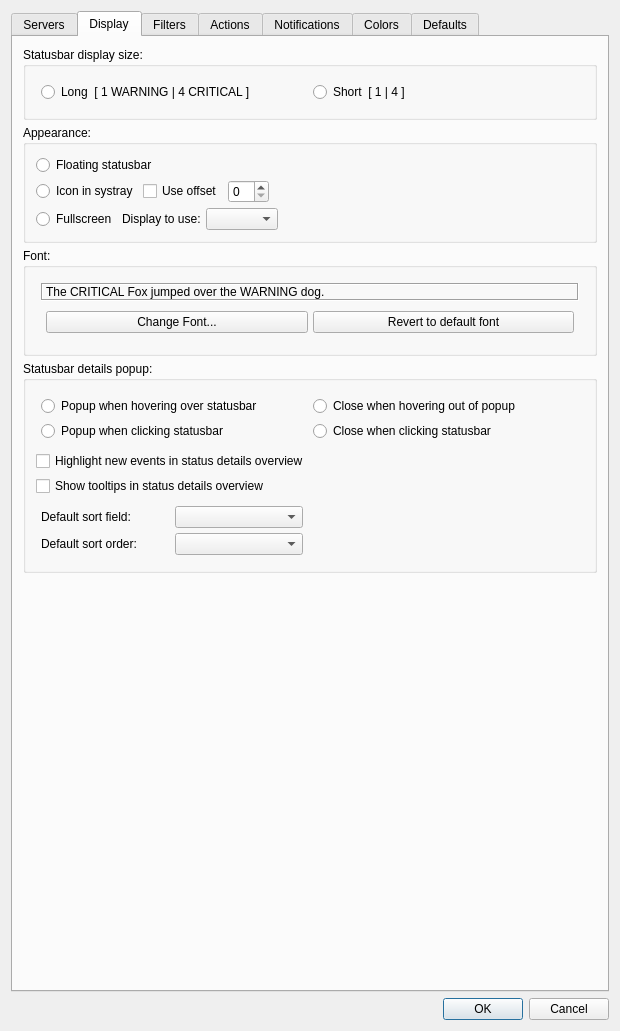
Before: the Qt Designer form Nagstamon/QUI/settings_main.ui in HenriWahl/Nagstamon, drawn with Qt 5.
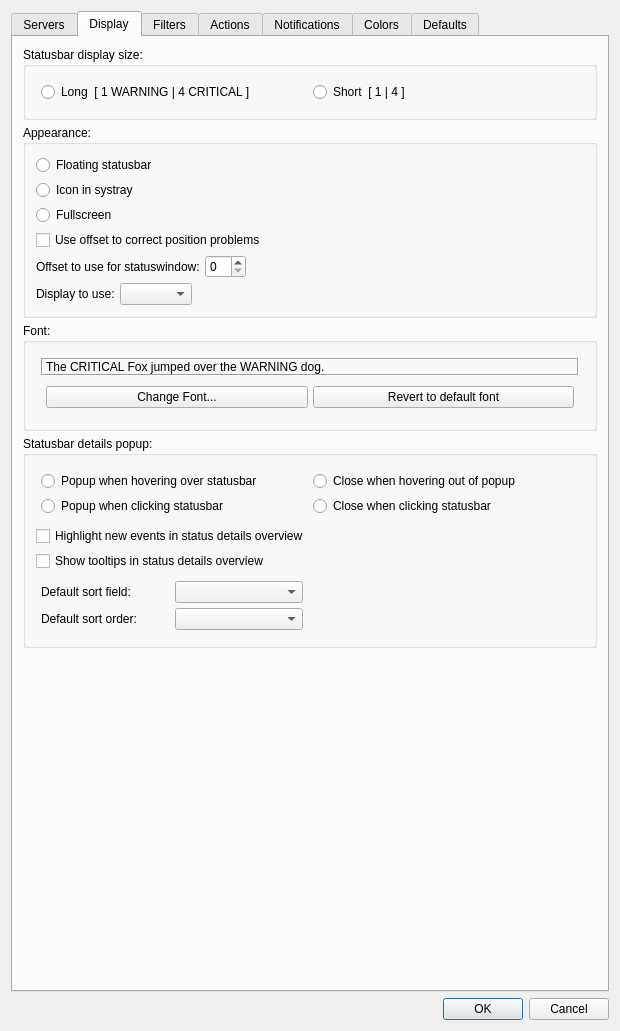
After: the same form once the commit is applied. The open tabs and pages were chosen to show the change.

Commit message: adjusting usage of offset for statuswindow

Patch:
```diff
--- a/Nagstamon/QUI/settings_main.ui
+++ b/Nagstamon/QUI/settings_main.ui
@@ -569,6 +569,33 @@
           <property name="spacing">
            <number>5</number>
           </property>
+          <item row="7" column="0">
+           <layout class="QHBoxLayout" name="horizontalLayout_16">
+            <item>
+             <widget class="QLabel" name="label_fullscreen_display">
+              <property name="text">
+               <string>Display to use:</string>
+              </property>
+             </widget>
+            </item>
+            <item>
+             <widget class="QComboBox" name="input_combobox_fullscreen_display"/>
+            </item>
+            <item>
+             <spacer name="horizontalSpacer_8">
+              <property name="orientation">
+               <enum>Qt::Horizontal</enum>
+              </property>
+              <property name="sizeHint" stdset="0">
+               <size>
+                <width>40</width>
+                <height>20</height>
+               </size>
+              </property>
+             </spacer>
+            </item>
+           </layout>
+          </item>
           <item row="0" column="0">
            <widget class="QRadioButton" name="input_radiobutton_statusbar_floating">
             <property name="text">
@@ -577,64 +604,40 @@
            </widget>
           </item>
           <item row="1" column="0">
-           <layout class="QHBoxLayout" name="horizontalLayout_7">
-            <item>
-             <widget class="QRadioButton" name="input_radiobutton_icon_in_systray">
-              <property name="text">
-               <string>Icon in systray</string>
-              </property>
-             </widget>
-            </item>
-            <item>
-             <layout class="QHBoxLayout" name="horizontalLayout_16">
-              <item>
-               <widget class="QCheckBox" name="input_checkbox_systray_offset_use">
-                <property name="text">
-                 <string>Use offset</string>
-                </property>
-               </widget>
-              </item>
-              <item>
-               <widget class="QSpinBox" name="input_spinbox_systray_offset"/>
-              </item>
-              <item>
-               <spacer name="horizontalSpacer_6">
-                <property name="orientation">
-                 <enum>Qt::Horizontal</enum>
-                </property>
-                <property name="sizeHint" stdset="0">
-                 <size>
-                  <width>40</width>
-                  <height>20</height>
-                 </size>
-                </property>
-               </spacer>
-              </item>
-             </layout>
-            </item>
-           </layout>
+           <widget class="QRadioButton" name="input_radiobutton_icon_in_systray">
+            <property name="text">
+             <string>Icon in systray</string>
+            </property>
+           </widget>
+          </item>
+          <item row="4" column="0">
+           <widget class="QRadioButton" name="input_radiobutton_fullscreen">
+            <property name="text">
+             <string>Fullscreen</string>
+            </property>
+           </widget>
           </item>
           <item row="5" column="0">
-           <layout class="QHBoxLayout" name="horizontalLayout_17">
+           <widget class="QCheckBox" name="input_checkbox_systray_offset_use">
+            <property name="text">
+             <string>Use offset to correct position problems</string>
+            </property>
+           </widget>
+          </item>
+          <item row="6" column="0">
+           <layout class="QHBoxLayout" name="horizontalLayout_15">
             <item>
-             <widget class="QRadioButton" name="input_radiobutton_fullscreen">
+             <widget class="QLabel" name="label_offset_statuswindow">
               <property name="text">
-               <string>Fullscreen</string>
+               <string>Offset to use for statuswindow:</string>
               </property>
              </widget>
             </item>
             <item>
-             <widget class="QLabel" name="label_fullscreen_display">
-              <property name="text">
-               <string>Display to use:</string>
-              </property>
-             </widget>
+             <widget class="QSpinBox" name="input_spinbox_systray_offset"/>
             </item>
             <item>
-             <widget class="QComboBox" name="input_combobox_fullscreen_display"/>
-            </item>
-            <item>
-             <spacer name="horizontalSpacer_8">
+             <spacer name="horizontalSpacer_9">
               <property name="orientation">
                <enum>Qt::Horizontal</enum>
               </property>
```
Left out of the diff: 2 changed lines with no effect on the pictures. The commit also changes 3 other files.
